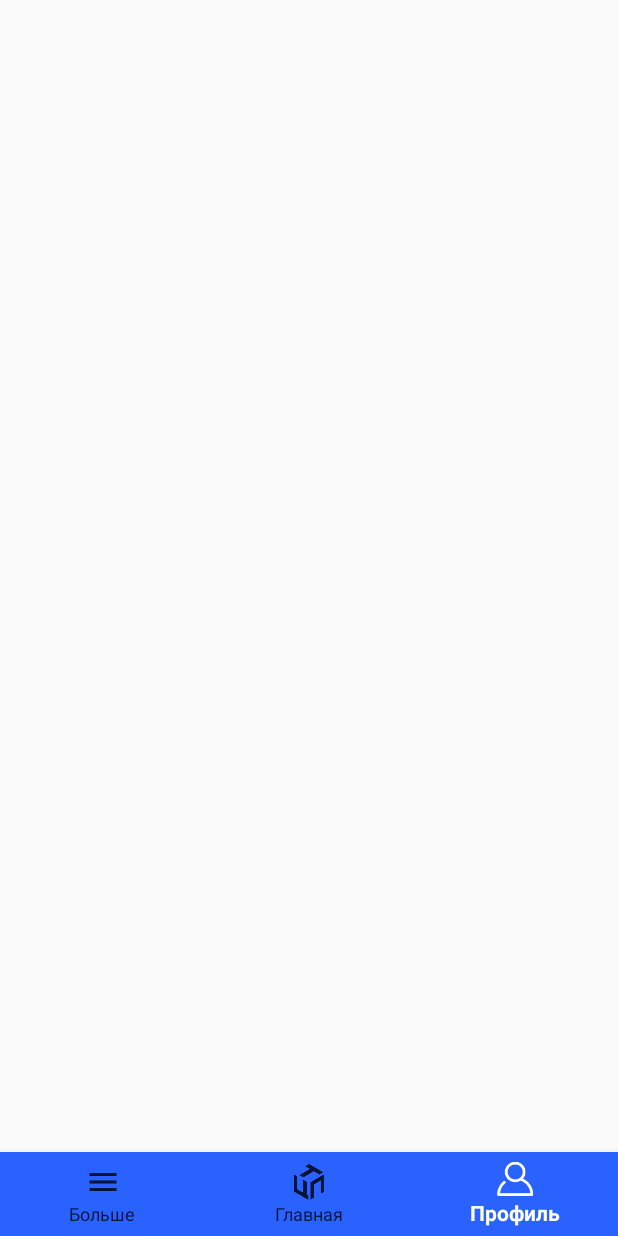
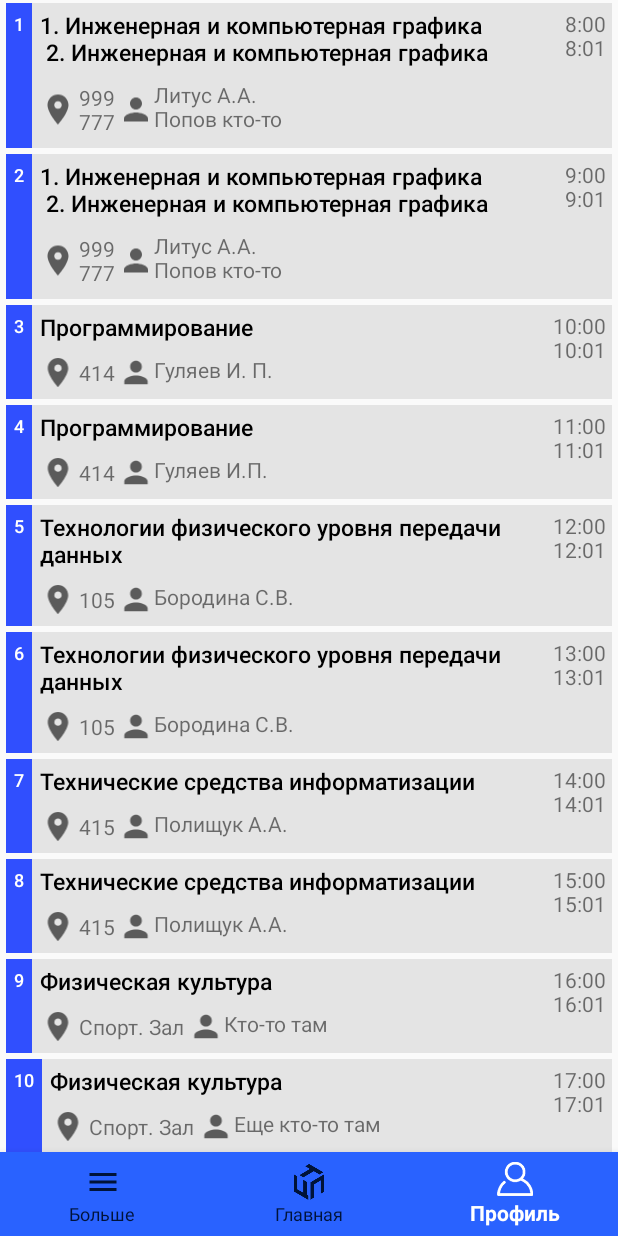
Before and after one commit to SEARteam1928/KCPT, an Android app: the screen it shows after launch once a user with an empty profile is signed in (TimeTableActivity), item 3 of the bottom bar chosen, on a phone screen of 412 x 824 dp. Run offline under Robolectric (Android 15) with nearby library versions, the phone set to English and light mode, and no system bars; our stand-ins replace Firebase (no records; nobody signed in at launch, a user with empty details on screens opened directly); network calls fail; pictures from the network do not load; 2 statements that could not run were skipped.

Commit message:
fake lessons working

```diff
--- a/app/src/main/java/com/team/sear/kcpt/timetablePackage/Lesson.kt
+++ b/app/src/main/java/com/team/sear/kcpt/timetablePackage/Lesson.kt
@@ -1,11 +1,12 @@
 package com.team.sear.kcpt.timetablePackage
 
 class Lesson {
+    lateinit var lesson: String
+    lateinit var lessonNum: String
     lateinit var dayofweek: String
-    lateinit var lessonNum: String
-    lateinit var lesson: String
+    lateinit var groupName: String
     lateinit var teacherName: String
-    lateinit var group: String
+    lateinit var roomNum: String
     lateinit var lessonTime: String
     lateinit var groupOrSubGroup: String
 }
--- a/app/src/main/java/com/team/sear/kcpt/timetablePackage/LessonAdapter.kt
+++ b/app/src/main/java/com/team/sear/kcpt/timetablePackage/LessonAdapter.kt
@@ -14,6 +14,8 @@ class LessonAdapter(private val lessons: ArrayList<Lesson?>) : RecyclerView.Adap
     private var database: FirebaseDatabase? = null
     private var ref: DatabaseReference? = null
 
+
+
     override fun getItemCount() = lessons.size
 
     override fun onCreateViewHolder(parent: ViewGroup, viewType: Int): ViewHolder {
@@ -21,9 +23,23 @@ class LessonAdapter(private val lessons: ArrayList<Lesson?>) : RecyclerView.Adap
         return ViewHolder(itemView)
     }
 
-    override fun onBindViewHolder(holder: ViewHolder, position: Int) {
+    override fun onBindViewHolder(holder: ViewHolder, p: Int) {
+        if (getAnybodyName() == "STUDENT") {
+            holder.lessonNumTV!!.text = lessons[p]!!.lessonNum
+            holder.lessonTV!!.text = lessons[p]!!.lesson
+            holder.roomNumTV!!.text = lessons[p]!!.roomNum
+            holder.anybodyNameTV!!.text = lessons[p]!!.teacherName
+            holder.lessonTimeTV!!.text = lessons[p]!!.lessonTime
+        }
+        if (getAnybodyName() == "TEACHER") {
+            holder.lessonNumTV!!.text = lessons[p]!!.lessonNum
+            holder.lessonTV!!.text = lessons[p]!!.lesson
+            holder.roomNumTV!!.text = lessons[p]!!.roomNum
+            holder.anybodyNameTV!!.text = lessons[p]!!.groupName
+            holder.lessonTimeTV!!.text = lessons[p]!!.lessonTime
+        }
         //Xijwiodfaskfoen334
-        database = FirebaseDatabase.getInstance()
+        /* database = FirebaseDatabase.getInstance()
 
          ref = database!!.getReference("newTimeTable").child("Xijwiodfaskfoen334").child("lesson")
          ref!!.addValueEventListener(
@@ -35,13 +51,24 @@ class LessonAdapter(private val lessons: ArrayList<Lesson?>) : RecyclerView.Adap
                      override fun onCancelled(error: DatabaseError) {
                      }
                  })
-        //holder.titletv?.text = lessons[position]?.lessonNum
+         //holder.titletv?.text = lessons[position]?.lessonNum*/
+    }
+    class ViewHolder(itemView: View) : RecyclerView.ViewHolder(itemView) {
+        var lessonNumTV: TextView? = null
+        var lessonTV: TextView? = null
+        var roomNumTV: TextView? = null
+        var anybodyNameTV: TextView? = null
+        var lessonTimeTV: TextView? = null
+        init {
+            lessonNumTV = itemView.findViewById(R.id.lessonNumTV)
+            lessonTV = itemView.findViewById(R.id.lessonTV)
+            roomNumTV = itemView.findViewById(R.id.roomNumTV)
+            anybodyNameTV = itemView.findViewById(R.id.anybodyNameTV)
+            lessonTimeTV = itemView.findViewById(R.id.lessonTimeTV)
+        }
+    }
+    private fun getAnybodyName(): String {
+        return "STUDENT"
     }
 
-    class ViewHolder(itemView: View) : RecyclerView.ViewHolder(itemView) {
-        var titletv: TextView? = null
-        init {
-            titletv = itemView.findViewById(R.id.timetableTitle)
 }
-    }
-}
--- a/app/src/main/java/com/team/sear/kcpt/timetablePackage/RecyclerTimeTable.kt
+++ b/app/src/main/java/com/team/sear/kcpt/timetablePackage/RecyclerTimeTable.kt
@@ -47,21 +47,11 @@ class RecyclerTimeTable : Fragment() {
             } else {
                 Toast.makeText(activity, "Вам нужно войти или зарегистрироваться", Toast.LENGTH_SHORT).show()
             }
-            setFeedbackView()
+            setFakeLessons()
+            /*setFeedbackView()*/
         }
     }
 
-    override fun onStart() {
-        super.onStart()
-        auth!!.addAuthStateListener(authListener!!)
-    }
-
-    override fun onStop() {
-        super.onStop()
-        if (authListener != null) {
-            auth!!.removeAuthStateListener(authListener!!)
-        }
-    }
 
     private fun groupName(): String {
         return "ССА 18-11-2"
@@ -150,7 +140,49 @@ class RecyclerTimeTable : Fragment() {
         }
     }
 
+    private fun setFakeLessons(){
+        lessonList = ArrayList(13)
+        lessonList.add(setLesson("1. Инженерная и компьютерная графика\n 2. Инженерная и компьютерная графика","1","mn","ССА 18-11-2","Литус А.А.\nПопов кто-то","999\n777","8:00\n8:01","allGroup"))
+        lessonList.add(setLesson("1. Инженерная и компьютерная графика\n 2. Инженерная и компьютерная графика","2","mn","ССА 18-11-2","Литус А.А.\nПопов кто-то","999\n777","9:00\n9:01","allGroup"))
+        lessonList.add(setLesson("Программирование","3","mn","ССА 18-11-2","Гуляев И. П.","414","10:00\n10:01","allGroup"))
+        lessonList.add(setLesson("Программирование","4","mn","ССА 18-11-2","Гуляев И.П.","414","11:00\n11:01","allGroup"))
+        lessonList.add(setLesson("Технологии физического уровня передачи данных","5","mn","ССА 18-11-2","Бородина С.В.","105","12:00\n12:01","allGroup"))
+        lessonList.add(setLesson("Технологии физического уровня передачи данных","6","mn","ССА 18-11-2","Бородина С.В.","105","13:00\n13:01","allGroup"))
+        lessonList.add(setLesson("Технические средства информатизации","7","mn","ССА 18-11-2","Полищук А.А.","415","14:00\n14:01","allGroup"))
+        lessonList.add(setLesson("Технические средства информатизации","8","mn","ССА 18-11-2","Полищук А.А.","415","15:00\n15:01","allGroup"))
+        lessonList.add(setLesson("Физическая культура","9","mn","ССА 18-11-2","Кто-то там","Спорт. Зал","16:00\n16:01","allGroup"))
+        lessonList.add(setLesson("Физическая культура","10","mn","ССА 18-11-2","Еще кто-то там","Спорт. Зал","17:00\n17:01","allGroup"))
+        lessonList.add(setLesson("Основы Теории Информации","11","mn","ССА 18-11-2","Полищук А. А.","415","18:00\n18:01","allGroup"))
+        lessonList.add(setLesson("Основы Теории Информации","12","mn","ССА 18-11-2","Полищук А. А","415","19:00\n19:01","allGroup"))
+        setAdapter(lessonList)
+    }
+
+    private fun setLesson(lesson: String, lessonNum: String, dayOfWeek: String, groupName: String, teacherName: String, roomNum: String, lessonTime: String, groupOrSubGroup: String): Lesson{
+        val l = Lesson()
+        l.lesson = lesson
+        l.lessonNum = lessonNum
+        l.dayofweek = dayOfWeek
+        l.groupName = groupName
+        l.teacherName = teacherName
+        l.roomNum = roomNum
+        l.lessonTime = lessonTime
+        l.groupOrSubGroup = groupOrSubGroup
+        return l
+    }
+
     private fun setAdapter(lessons: ArrayList<Lesson?>) {
         lessonRecycler.adapter = LessonAdapter(lessons)
     }
+
+    override fun onStart() {
+        super.onStart()
+        auth!!.addAuthStateListener(authListener!!)
+    }
+
+    override fun onStop() {
+        super.onStop()
+        if (authListener != null) {
+            auth!!.removeAuthStateListener(authListener!!)
+        }
+    }
 }
--- a/app/src/main/res/layout/item_timetable.xml
+++ b/app/src/main/res/layout/item_timetable.xml
@@ -16,7 +16,8 @@
     <LinearLayout
         android:layout_width="match_parent"
         android:layout_height="wrap_content"
-        android:orientation="horizontal">
+        android:orientation="horizontal"
+        tools:ignore="UselessParent">
 
         <LinearLayout
             android:layout_width="wrap_content"
@@ -24,7 +25,7 @@
             android:orientation="vertical">
 
             <TextView
-                android:id="@+id/lessonNum"
+                android:id="@+id/lessonNumTV"
                 android:layout_width="match_parent"
                 android:layout_height="match_parent"
                 android:background="#304FFE"
@@ -35,7 +36,7 @@
         </LinearLayout>
 
         <LinearLayout
-            android:layout_width="wrap_content"
+            android:layout_width="0dp"
             android:layout_height="match_parent"
             android:layout_marginStart="5dp"
             android:layout_weight="0.8"
@@ -44,15 +45,16 @@
             android:paddingBottom="6dp">
 
             <TextView
+                android:id="@+id/lessonTV"
                 android:layout_width="match_parent"
-                android:layout_height="match_parent"
+                android:layout_height="0dp"
                 android:layout_marginBottom="4dp"
                 android:layout_weight="0.8"
                 android:fontFamily="sans-serif-medium"
                 android:paddingBottom="4dp"
-                android:id="@+id/lessonText"
                 android:textColor="#000"
-                android:textSize="15sp" />
+                android:textSize="15sp"
+                tools:ignore="NestedWeights" />
 
             <LinearLayout
                 android:layout_width="match_parent"
@@ -62,64 +64,35 @@
                 <ImageView
                     android:layout_width="wrap_content"
                     android:layout_height="match_parent"
-                    android:src="@drawable/baseline_room_24" />
+                    android:src="@drawable/baseline_room_24"
+                    tools:ignore="ContentDescription" />
 
                 <TextView
+                    android:id="@+id/roomNumTV"
                     android:layout_width="wrap_content"
                     android:layout_height="wrap_content"
-                    android:padding="2dp"
-                    android:id="@+id/room"/>
+                    android:padding="2dp" />
 
                 <ImageView
                     android:layout_width="wrap_content"
                     android:layout_height="match_parent"
-                    android:src="@drawable/baseline_person_24" />
+                    android:src="@drawable/baseline_person_24"
+                    tools:ignore="ContentDescription" />
 
                 <TextView
+                    android:id="@+id/anybodyNameTV"
                     android:layout_width="wrap_content"
-                    android:layout_height="match_parent"
-                    android:id="@+id/teacherName"/>
+                    android:layout_height="match_parent" />
             </LinearLayout>
 
         </LinearLayout>
 
         <TextView
+            android:id="@+id/lessonTimeTV"
             android:layout_width="wrap_content"
             android:layout_height="match_parent"
             android:paddingStart="4dp"
             android:paddingTop="4dp"
-            android:paddingEnd="4dp"
-            android:id="@+id/lessonTime"/>
+            android:paddingEnd="4dp" />
     </LinearLayout>
-
-
-    <!--
-
-    <TextView
-        android:id="@+id/timetableTitle"
-        android:layout_height="wrap_content"
-        android:layout_width="wrap_content"
-        android:textSize="18sp"
-        android:textColor="#FFF"
-        android:text="Заголовок"
-        android:layout_marginStart="8dp"
-        android:layout_marginLeft="8dp" />
-    <LinearLayout
-        android:id="@+id/ln1tv"
-        style="@style/lnLessonStyle">
-
-        <TextView
-            android:id="@+id/num1tv"
-            style="@style/NumTv"
-            android:text="@string/lessonTime1" />
-
-        <TextView
-            android:id="@+id/tv1"
-            style="@style/timetabletvstyle"
-            android:text="@{lesson1}" />
-
-    </LinearLayout>
--->
-
-
 </LinearLayout>
```
Also changed, not shown: 1 other file. Lines whose indentation alone changed are shown as unchanged.
